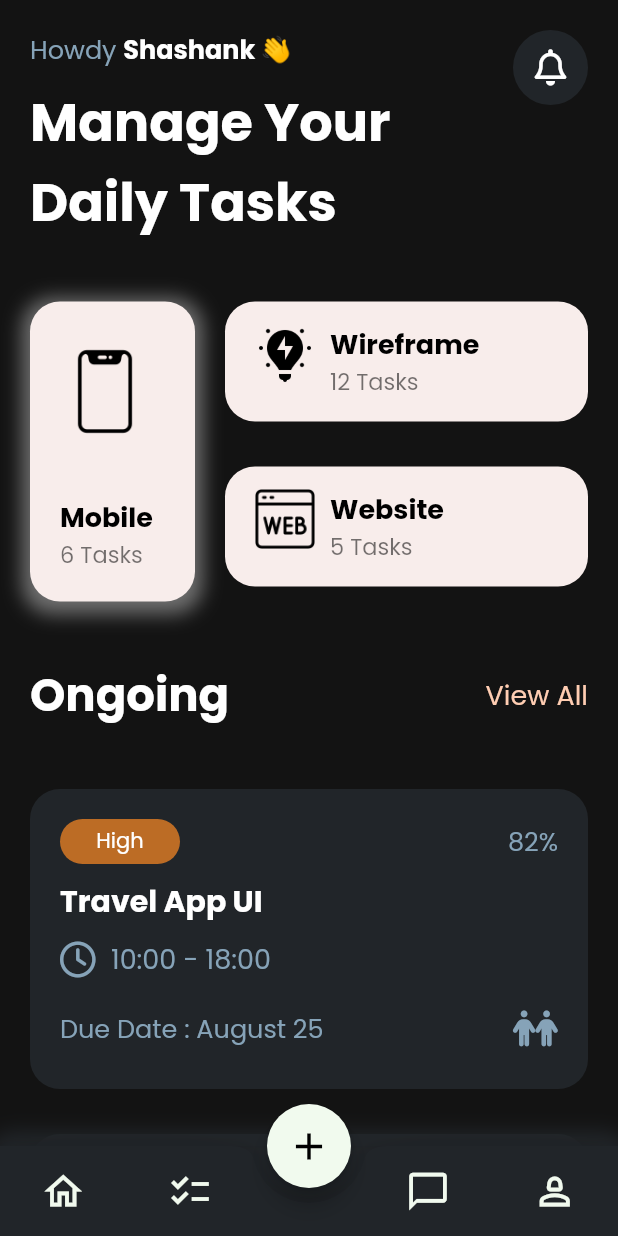
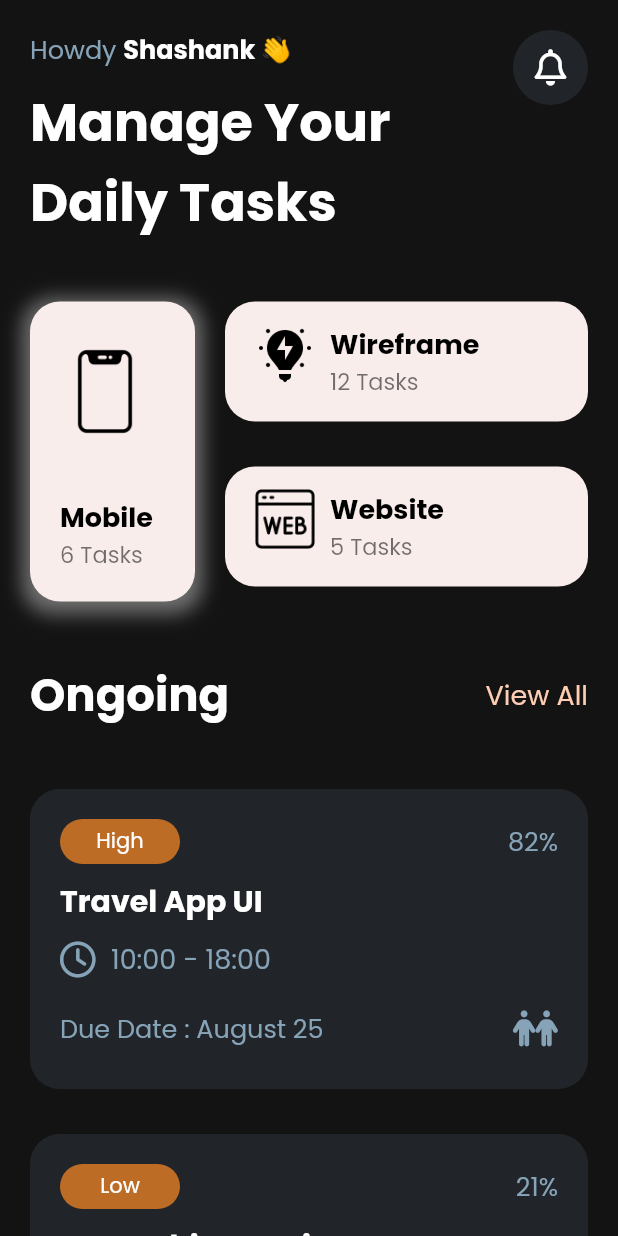
Before and after one commit to shashank16sundar/Task-App-UI-Dribbble-Flutter, a Flutter app: the HomePage screen opened directly, on a phone screen of 412 x 824 dp. Run offline on Flutter 3.47's test engine with Material 2 defaults, Android fonts, the phone set to English and light mode, and no system bars; our stand-ins replace font_awesome_flutter, google_fonts.

Commit message:
5th Commit - Navigation Done

```diff
--- a/lib/main.dart
+++ b/lib/main.dart
@@ -1,7 +1,6 @@
 import 'package:flutter/material.dart';
 import 'package:google_fonts/google_fonts.dart';
-import 'package:task_app_dribbble/pages/home_page.dart';
-import 'package:task_app_dribbble/pages/schedule_page.dart';
+import 'package:task_app_dribbble/pages/nav_bar.dart';
 
 void main() {
   runApp(const MyApp());
@@ -20,7 +19,7 @@ class MyApp extends StatelessWidget {
         //useMaterial3: true,
         textTheme: GoogleFonts.poppinsTextTheme(),
       ),
-      home: const SchedulePage(),
+      home: const NavigationPage(),
     );
   }
 }
--- a/lib/pages/home_page.dart
+++ b/lib/pages/home_page.dart
@@ -143,64 +143,6 @@ class _HomePageState extends State<HomePage> {
           ],
         ),
       ),
-      floatingActionButtonLocation: FloatingActionButtonLocation.centerDocked,
-      floatingActionButton: FloatingActionButton(
-        onPressed: () {},
-        backgroundColor: const Color(0xFff1faee),
-        child: const Icon(
-          Icons.add,
-          color: Colors.black,
-          size: 30,
-        ),
-      ),
-      bottomNavigationBar: Container(
-        decoration: BoxDecoration(
-            borderRadius: const BorderRadius.only(
-              topLeft: Radius.circular(20),
-              topRight: Radius.circular(20),
-            ),
-            boxShadow: [
-              BoxShadow(
-                color: AppStyles1.lightBgColor,
-                blurRadius: 10.0,
-                spreadRadius: 10,
-              )
-            ]),
-        child: BottomAppBar(
-          elevation: 20.0,
-          color: AppStyles1.lightBgColor,
-          height: 60,
-          shape: const CircularNotchedRectangle(),
-          notchMargin: 10.0,
-          child: const Row(
-            mainAxisSize: MainAxisSize.max,
-            mainAxisAlignment: MainAxisAlignment.spaceAround,
-            children: [
-              Icon(
-                Icons.home_outlined,
-                color: Color(0xfff1faee),
-                size: 30,
-              ),
-              Icon(
-                Icons.checklist_outlined,
-                color: Color(0xfff1faee),
-                size: 30,
-              ),
-              SizedBox(width: 20),
-              Icon(
-                Icons.chat_bubble_outline,
-                color: Color(0xfff1faee),
-                size: 30,
-              ),
-              Icon(
-                Icons.person_2_outlined,
-                color: Color(0xfff1faee),
-                size: 30,
-              ),
-            ],
-          ),
-        ),
-      ),
     );
   }
 }
```
Also changed, not shown: lib/pages/chat_page.dart (added, +18 -0 lines), lib/pages/nav_bar.dart (added, +116 -0 lines), lib/pages/profile_page.dart (added, +18 -0 lines), lib/pages/schedule_page.dart (+11 -0 lines), img/big-diagonal.png (added), img/diagonal.png (added), img/more-diagonals.png (added).
